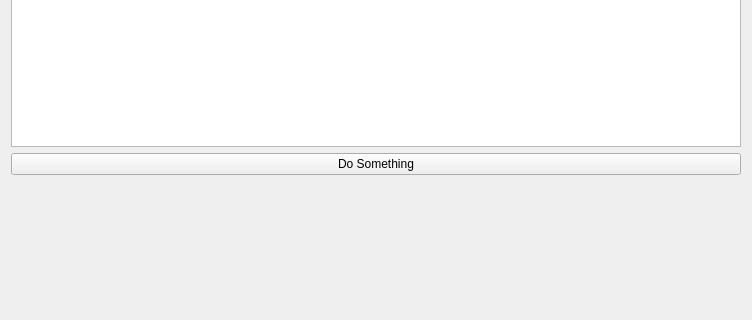
Before: the Qt Designer form Plugins/org.mitk.gui.qt.viewbrowser/src/internal/ViewBrowserViewControls.ui in MITK/MITK, drawn with Qt 5; both pictures show x 0 to 752 and y 326 to 646 of the 752 by 974 pixel window.
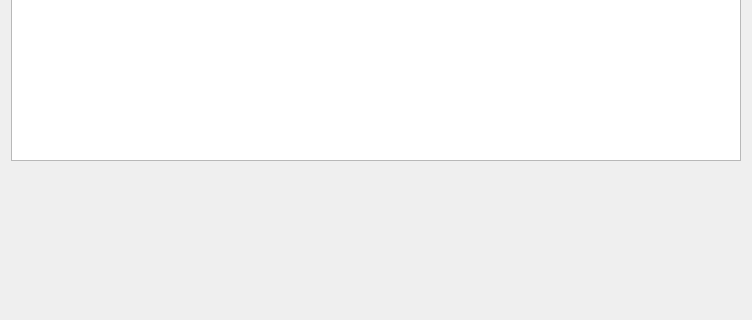
After: the same form once the commit is applied.

Commit message: showing views on click in tree view

What changed in the file:
```diff
--- a/Plugins/org.mitk.gui.qt.viewbrowser/src/internal/ViewBrowserViewControls.ui
+++ b/Plugins/org.mitk.gui.qt.viewbrowser/src/internal/ViewBrowserViewControls.ui
@@ -23,16 +23,6 @@
    <item>
     <widget class="QTreeView" name="m_PluginTreeView"/>
    </item>
-   <item>
-    <widget class="QPushButton" name="buttonPerformImageProcessing">
-     <property name="toolTip">
-      <string>Do image processing</string>
-     </property>
-     <property name="text">
-      <string>Do Something</string>
-     </property>
-    </widget>
-   </item>
    <item>
     <spacer name="spacer1">
      <property name="orientation">
```
The commit also changes 5 other files.
